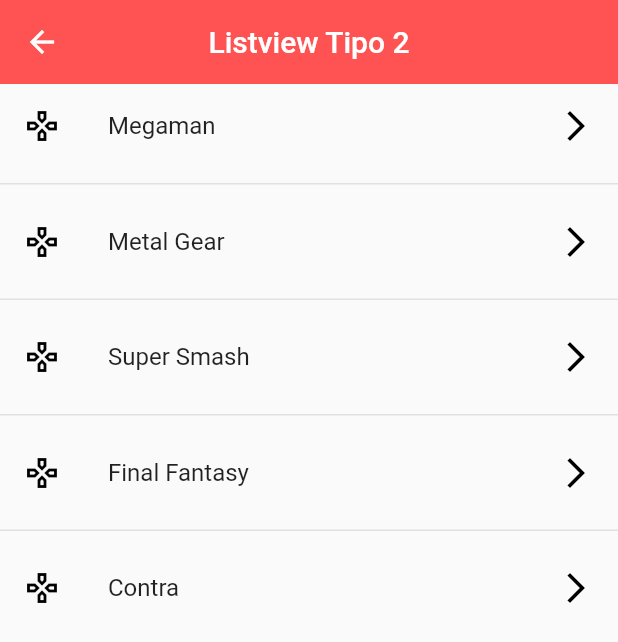
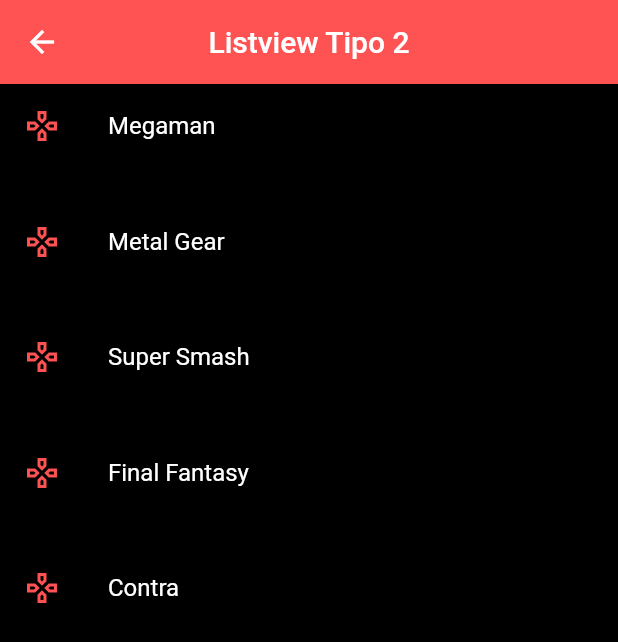
Before and after one commit to Nahu-N-Castro/fl_components1, a Flutter app: the Listview2Screen screen opened by its route, on a phone screen of 412 x 824 dp. Shown: the top 642 px of the screen. Run offline on Flutter 3.47's test engine with Material 2 defaults, Android fonts, the phone set to English and light mode, and no system bars.

Commit message:
darkandwhite theme

```diff
--- /dev/null
+++ b/lib/Theme/app_theme.dart
@@ -0,0 +1,15 @@
+import 'package:flutter/material.dart';
+
+class AppTheme {
+  static const Color primary = Colors.redAccent;
+
+  static final ThemeData lightTheme = ThemeData.light().copyWith(
+    primaryColor: primary,
+    appBarTheme: const AppBarTheme(color: Colors.redAccent, elevation: 0),
+  );
+
+  static final ThemeData darkTheme = ThemeData.dark().copyWith(
+      primaryColor: primary,
+      appBarTheme: const AppBarTheme(color: Colors.redAccent, elevation: 0),
+      scaffoldBackgroundColor: Colors.black);
+}
--- a/lib/main.dart
+++ b/lib/main.dart
@@ -1,5 +1,6 @@
 import 'package:flutter/material.dart';
 
+import 'Theme/app_theme.dart';
 import 'router/app_routes.dart';
 
 void main() => runApp(const MyApp());
@@ -16,6 +17,7 @@ class MyApp extends StatelessWidget {
       initialRoute: AppRoutes.initialRoute,
       routes: AppRoutes.getAppRoutes(),
       onGenerateRoute: AppRoutes.onGenerateRoute,
+      theme: AppTheme.darkTheme,
     );
   }
 }
--- a/lib/screens/home_screen.dart
+++ b/lib/screens/home_screen.dart
@@ -1,3 +1,4 @@
+import 'package:fl_components/Theme/app_theme.dart';
 import 'package:flutter/material.dart';
 
 import 'package:fl_components/router/app_routes.dart';
@@ -11,14 +12,13 @@ class HomeScreen extends StatelessWidget {
       appBar: AppBar(
         title:
             const Text('Componentes en Flutter', textAlign: TextAlign.center),
-        elevation: 0,
         backgroundColor: Colors.redAccent,
         centerTitle: true,
       ),
       body: ListView.separated(
         itemBuilder: (context, index) => ListTile(
           leading:
-              Icon(AppRoutes.menuOptions[index].icon, color: Colors.redAccent),
+              Icon(AppRoutes.menuOptions[index].icon, color:AppTheme.primary),
           title: Text(AppRoutes.menuOptions[index].name),
           onTap: () {
             // final route = MaterialPageRoute(
--- a/lib/screens/listview2_screen.dart
+++ b/lib/screens/listview2_screen.dart
@@ -1,4 +1,5 @@
 import 'package:flutter/material.dart';
+import 'package:fl_components/Theme/app_theme.dart';
 
 class Listview2Screen extends StatelessWidget {
   final options = const [
@@ -19,17 +20,12 @@ class Listview2Screen extends StatelessWidget {
           'Listview Tipo 2',
           textAlign: TextAlign.center,
         ),
-        elevation: 0,
-        backgroundColor: Colors.redAccent,
         centerTitle: true,
       ),
       body: ListView.separated(
         itemCount: options.length,
         itemBuilder: (context, i) => ListTile(
-          leading: const Icon(
-            Icons.gamepad_outlined,
-            color: Colors.black,
-          ),
+          leading: const Icon(Icons.gamepad_outlined, color: AppTheme.primary),
           title: Text(options[i]),
           trailing: const Icon(
             Icons.arrow_forward_ios_outlined,
```
